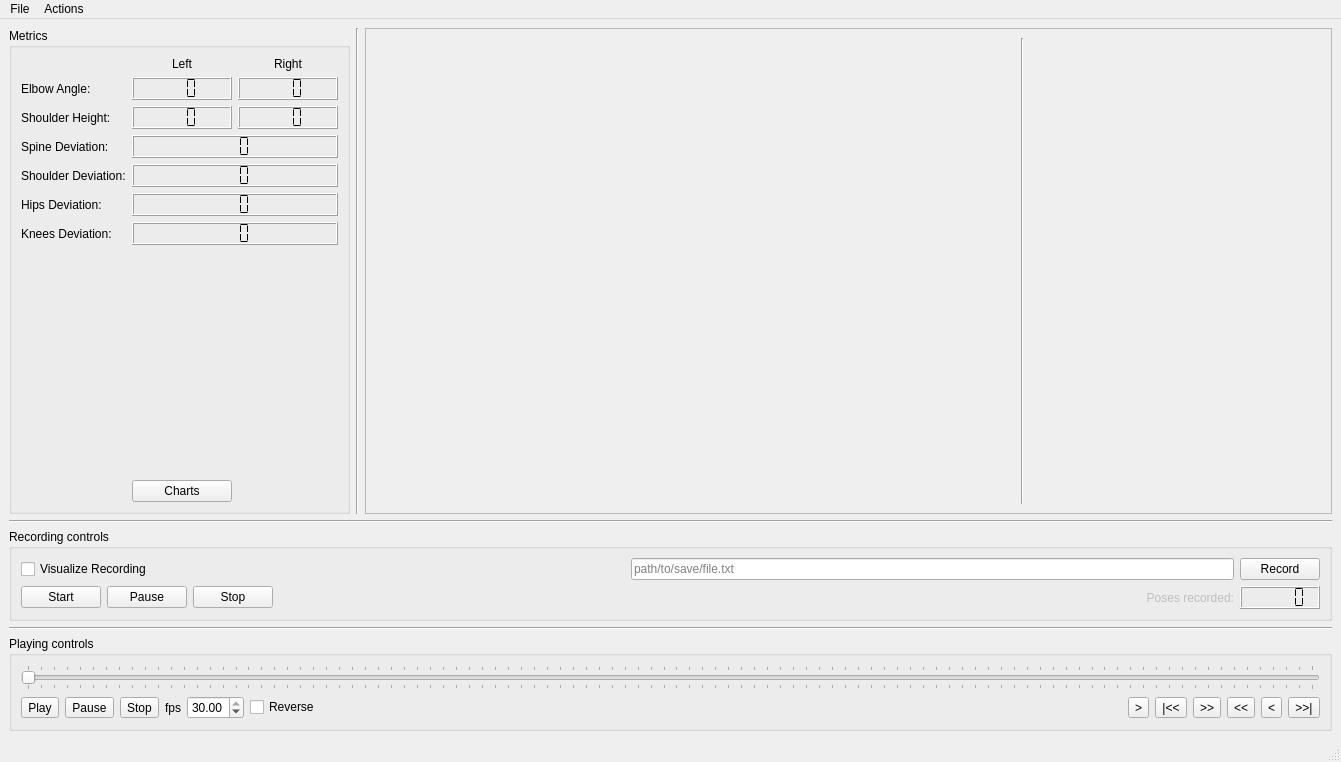
Above: components/therapyAnalysis/src/mainUI.ui from robocomp/robotherapy before the change. Below: the same form after it.
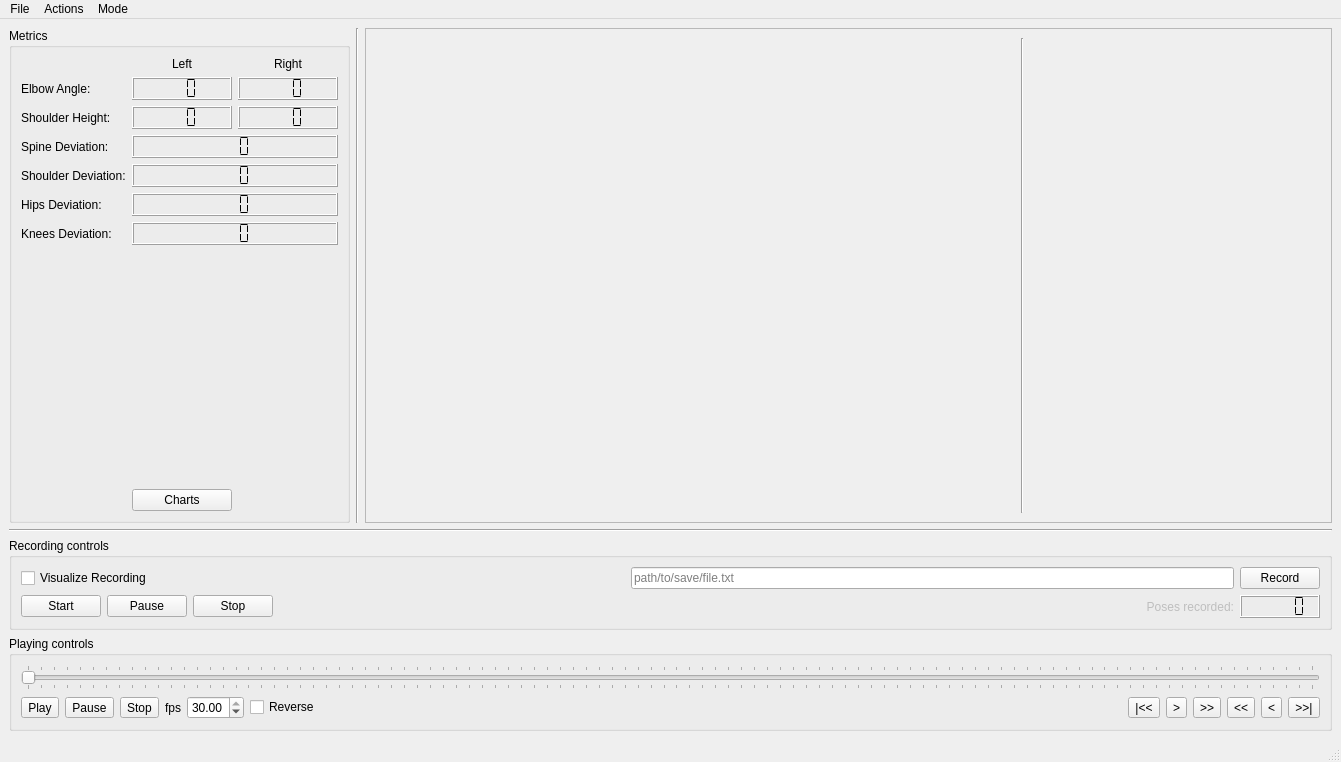
That is the form after the change.

```diff
--- a/components/therapyAnalysis/src/mainUI.ui
+++ b/components/therapyAnalysis/src/mainUI.ui
@@ -403,13 +403,6 @@
       </layout>
      </widget>
     </item>
-    <item>
-     <widget class="Line" name="line_3">
-      <property name="orientation">
-       <enum>Qt::Horizontal</enum>
-      </property>
-     </widget>
-    </item>
     <item>
      <widget class="QGroupBox" name="playback_gBox">
       <property name="title">
@@ -489,13 +482,6 @@
            </property>
           </spacer>
          </item>
-         <item>
-          <widget class="QToolButton" name="fwd1_btn">
-           <property name="text">
-            <string>&gt;</string>
-           </property>
-          </widget>
-         </item>
          <item>
           <widget class="QToolButton" name="start_btn">
            <property name="text">
@@ -503,6 +489,13 @@
            </property>
           </widget>
          </item>
+         <item>
+          <widget class="QToolButton" name="fwd1_btn">
+           <property name="text">
+            <string>&gt;</string>
+           </property>
+          </widget>
+         </item>
          <item>
           <widget class="QToolButton" name="fwd5_btn">
            <property name="text">
@@ -569,8 +562,16 @@
     <addaction name="bwd5_action"/>
     <addaction name="endPos_action"/>
    </widget>
+   <widget class="QMenu" name="menuMode">
+    <property name="title">
+     <string>Mode</string>
+    </property>
+    <addaction name="playback_action"/>
+    <addaction name="record_action"/>
+   </widget>
    <addaction name="menuFile"/>
    <addaction name="menuActions"/>
+   <addaction name="menuMode"/>
   </widget>
   <widget class="QStatusBar" name="status"/>
   <action name="loadFile_action">
```
Left out of the diff: 10 changed lines with no effect on the pictures.
